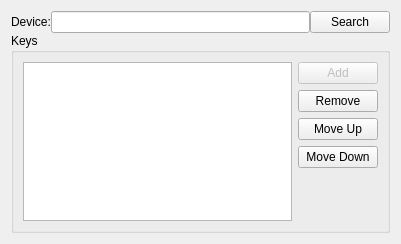
First picture: the form in src/config/ui/keyboardconfig.ui, repository hippich/recorditnow, before the edit.
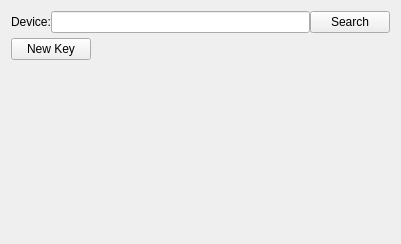
Second picture: the form after the edit. Custom widgets are drawn as their Qt base class.

```diff
--- a/src/config/ui/keyboardconfig.ui
+++ b/src/config/ui/keyboardconfig.ui
@@ -22,20 +22,6 @@
      <property name="fieldGrowthPolicy">
       <enum>QFormLayout::ExpandingFieldsGrow</enum>
      </property>
-     <item row="0" column="1">
-      <layout class="QHBoxLayout" name="horizontalLayout_2">
-       <item>
-        <widget class="KLineEdit" name="kcfg_keyboardDevice"/>
-       </item>
-       <item>
-        <widget class="QPushButton" name="searchButton">
-         <property name="text">
-          <string>Search</string>
-         </property>
-        </widget>
-       </item>
-      </layout>
-     </item>
      <item row="0" column="0">
       <widget class="QLabel" name="label">
        <property name="text">
@@ -46,89 +32,107 @@
        </property>
       </widget>
      </item>
-    </layout>
+     <item row="0" column="1">
+      <layout class="QHBoxLayout" name="horizontalLayout_2">
+       <item>
+        <widget class="KLineEdit" name="kcfg_keyboardDevice"/>
    </item>
    <item>
-    <widget class="QGroupBox" name="groupBox">
-     <property name="title">
-      <string>Keys</string>
-     </property>
-     <layout class="QVBoxLayout" name="verticalLayout_2">
-      <item>
-       <layout class="QGridLayout" name="gridLayout">
-        <item row="1" column="1">
-         <widget class="QPushButton" name="removeButton">
+        <widget class="QPushButton" name="searchButton">
           <property name="text">
-           <string>Remove</string>
+          <string>Search</string>
           </property>
          </widget>
         </item>
-        <item row="2" column="1">
-         <widget class="QPushButton" name="upButton">
-          <property name="text">
-           <string>Move Up</string>
-          </property>
-         </widget>
-        </item>
-        <item row="3" column="1">
-         <widget class="QPushButton" name="downButton">
-          <property name="text">
-           <string>Move Down</string>
-          </property>
-         </widget>
-        </item>
-        <item row="4" column="1">
+      </layout>
+     </item>
+    </layout>
+   </item>
+   <item>
+    <widget class="KSeparator" name="kseparator"/>
+   </item>
+   <item>
          <spacer name="verticalSpacer">
           <property name="orientation">
            <enum>Qt::Vertical</enum>
           </property>
+     <property name="sizeType">
+      <enum>QSizePolicy::Preferred</enum>
+     </property>
           <property name="sizeHint" stdset="0">
            <size>
             <width>20</width>
-            <height>40</height>
+       <height>5</height>
            </size>
           </property>
          </spacer>
         </item>
-        <item row="0" column="1">
-         <widget class="QPushButton" name="addButton">
-          <property name="enabled">
-           <bool>false</bool>
-          </property>
+   <item>
+    <layout class="QVBoxLayout" name="verticalLayout_4">
+     <item>
+      <layout class="QHBoxLayout" name="horizontalLayout">
+       <item>
+        <widget class="KPushButton" name="addButton">
           <property name="text">
-           <string>Add</string>
+          <string>New Key</string>
           </property>
          </widget>
         </item>
-        <item row="0" column="0" rowspan="5">
-         <widget class="QListWidget" name="listWidget">
-          <property name="editTriggers">
-           <set>QAbstractItemView::NoEditTriggers</set>
-          </property>
-          <property name="alternatingRowColors">
+       <item>
+        <spacer name="horizontalSpacer">
+         <property name="orientation">
+          <enum>Qt::Horizontal</enum>
+         </property>
+         <property name="sizeHint" stdset="0">
+          <size>
+           <width>40</width>
+           <height>20</height>
+          </size>
+         </property>
+        </spacer>
+       </item>
+      </layout>
+     </item>
+     <item>
+      <widget class="QScrollArea" name="scrollArea">
+       <property name="frameShape">
+        <enum>QFrame::NoFrame</enum>
+       </property>
+       <property name="widgetResizable">
            <bool>true</bool>
           </property>
-          <property name="iconSize">
-           <size>
-            <width>50</width>
-            <height>50</height>
-           </size>
-          </property>
-         </widget>
-        </item>
-       </layout>
-      </item>
-     </layout>
-    </widget>
+       <widget class="QWidget" name="keyboardWidgetList">
+        <property name="geometry">
+         <rect>
+          <x>0</x>
+          <y>0</y>
+          <width>391</width>
+          <height>170</height>
+         </rect>
+        </property>
+       </widget>
+      </widget>
+     </item>
+    </layout>
    </item>
   </layout>
  </widget>
  <customwidgets>
+  <customwidget>
+   <class>KPushButton</class>
+   <extends>QPushButton</extends>
+   <header>kpushbutton.h</header>
+  </customwidget>
   <customwidget>
    <class>KLineEdit</class>
    <extends>QLineEdit</extends>
    <header>klineedit.h</header>
   </customwidget>
+  <customwidget>
+   <class>KSeparator</class>
+   <extends>QFrame</extends>
+   <header>kseparator.h</header>
+  </customwidget>
  </customwidgets>
  <tabstops>
   <tabstop>kcfg_keyboardDevice</tabstop>
```
Left out of the diff: 5 changed lines with no effect on the pictures. Lines whose indentation alone changed are shown as unchanged.
